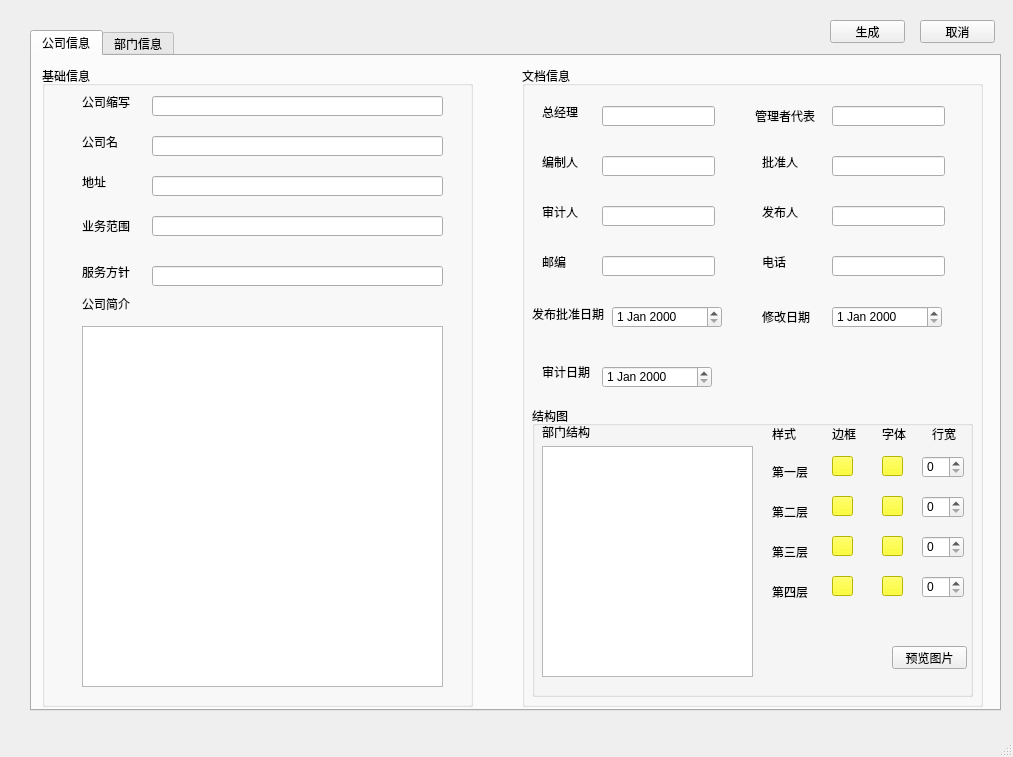
This is Word-Printer/test.ui in OtakuTools/WordPrinter as Qt 5 draws it before an edit. The edited form follows.
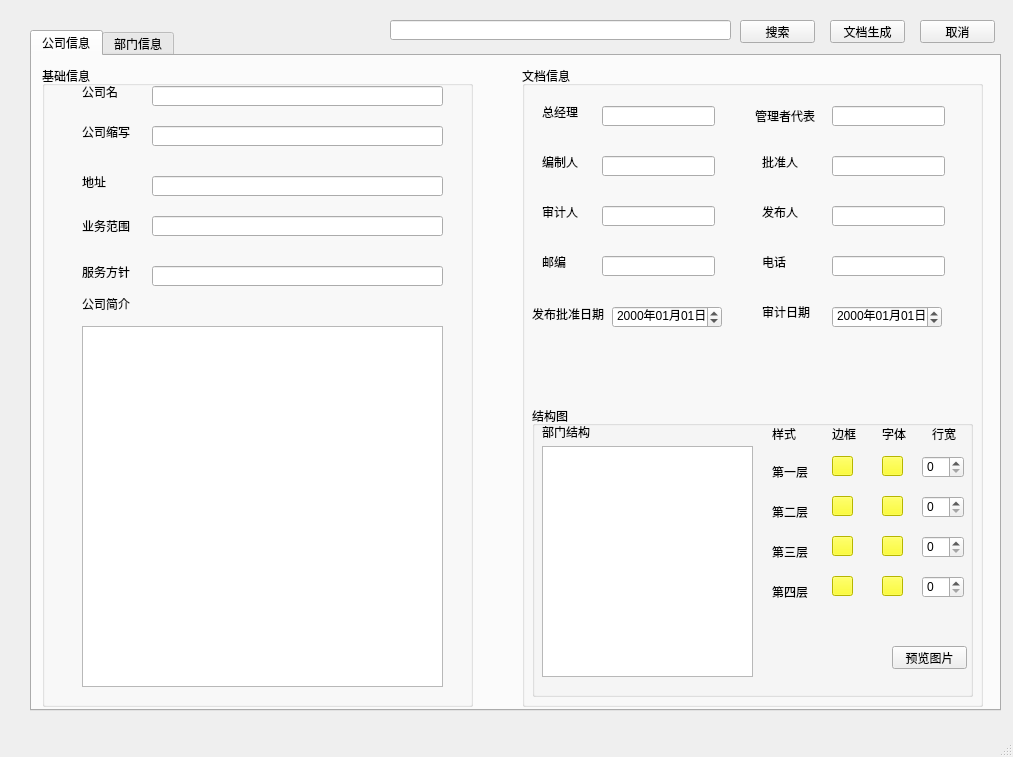
This is the edited form.

Commit message: 修改了ui

Patch:
```diff
--- a/Word-Printer/test.ui
+++ b/Word-Printer/test.ui
@@ -79,7 +79,7 @@
        <property name="geometry">
         <rect>
          <x>40</x>
-         <y>30</y>
+         <y>60</y>
          <width>54</width>
          <height>12</height>
         </rect>
@@ -92,7 +92,7 @@
        <property name="geometry">
         <rect>
          <x>110</x>
-         <y>30</y>
+         <y>60</y>
          <width>291</width>
          <height>20</height>
         </rect>
@@ -102,7 +102,7 @@
        <property name="geometry">
         <rect>
          <x>40</x>
-         <y>70</y>
+         <y>20</y>
          <width>54</width>
          <height>12</height>
         </rect>
@@ -115,7 +115,7 @@
        <property name="geometry">
         <rect>
          <x>110</x>
-         <y>70</y>
+         <y>20</y>
          <width>291</width>
          <height>20</height>
         </rect>
@@ -196,12 +196,15 @@
       <widget class="QDateEdit" name="auditDateText">
        <property name="geometry">
         <rect>
-         <x>80</x>
-         <y>300</y>
+         <x>310</x>
+         <y>240</y>
          <width>110</width>
          <height>22</height>
         </rect>
        </property>
+       <property name="displayFormat">
+        <string>yyyy年MM月dd日</string>
+       </property>
       </widget>
       <widget class="QLineEdit" name="zipText">
        <property name="geometry">
@@ -213,16 +216,6 @@
         </rect>
        </property>
       </widget>
-      <widget class="QDateEdit" name="modifyDateText">
-       <property name="geometry">
-        <rect>
-         <x>310</x>
-         <y>240</y>
-         <width>110</width>
-         <height>22</height>
-        </rect>
-       </property>
-      </widget>
       <widget class="QLineEdit" name="approverText">
        <property name="geometry">
         <rect>
@@ -272,6 +265,9 @@
          <height>22</height>
         </rect>
        </property>
+       <property name="displayFormat">
+        <string>yyyy年MM月dd日</string>
+       </property>
       </widget>
       <widget class="QLineEdit" name="phoneText">
        <property name="geometry">
@@ -407,19 +403,6 @@
         <string>电话</string>
        </property>
       </widget>
-      <widget class="QLabel" name="modifyDateLable">
-       <property name="geometry">
-        <rect>
-         <x>240</x>
-         <y>240</y>
-         <width>54</width>
-         <height>21</height>
-        </rect>
-       </property>
-       <property name="text">
-        <string>修改日期</string>
-       </property>
-      </widget>
       <widget class="QLabel" name="releaseDateLable">
        <property name="geometry">
         <rect>
@@ -436,8 +419,8 @@
       <widget class="QLabel" name="auditDateLable">
        <property name="geometry">
         <rect>
-         <x>20</x>
-         <y>300</y>
+         <x>240</x>
+         <y>240</y>
          <width>54</width>
          <height>12</height>
         </rect>
@@ -1548,7 +1531,7 @@
      </rect>
     </property>
     <property name="text">
-     <string>生成</string>
+     <string>文档生成</string>
     </property>
    </widget>
    <widget class="QPushButton" name="cancelButton">
@@ -1564,6 +1547,29 @@
      <string>取消</string>
     </property>
    </widget>
+   <widget class="QPushButton" name="pushButton">
+    <property name="geometry">
+     <rect>
+      <x>740</x>
+      <y>20</y>
+      <width>75</width>
+      <height>23</height>
+     </rect>
+    </property>
+    <property name="text">
+     <string>搜索</string>
+    </property>
+   </widget>
+   <widget class="QLineEdit" name="lineEdit">
+    <property name="geometry">
+     <rect>
+      <x>390</x>
+      <y>20</y>
+      <width>341</width>
+      <height>20</height>
+     </rect>
+    </property>
+   </widget>
   </widget>
   <widget class="QMenuBar" name="menubar">
    <property name="geometry">
```
Left out of the diff: 39 changed lines with no effect on the pictures. The commit also changes 2 other files.
